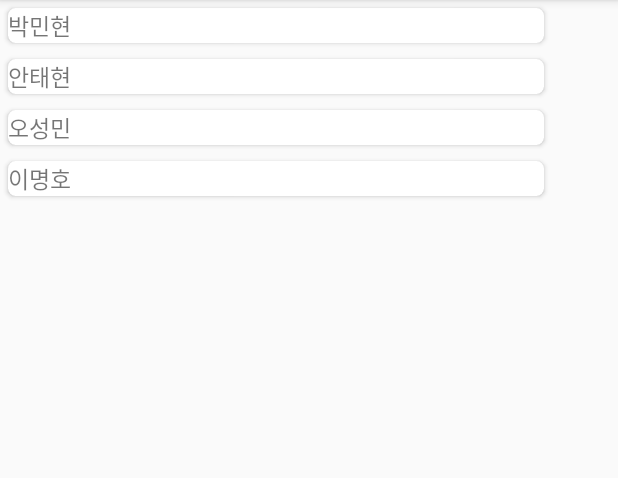
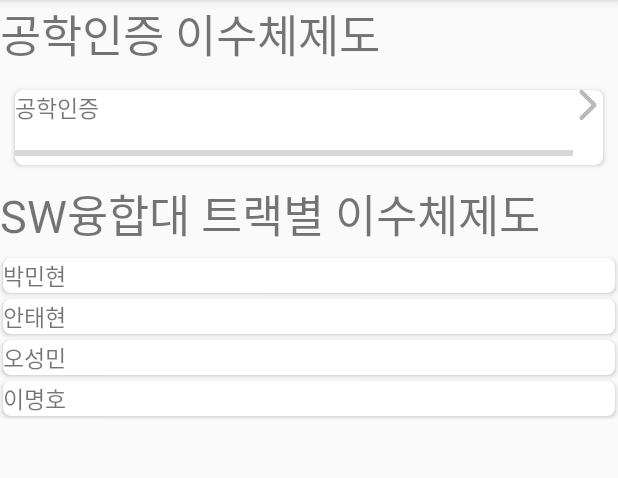
Before and after one commit to ParkMinHyun/SejongHackerton, an Android app: the screen it shows after launch (MainActivity), on a phone screen of 412 x 824 dp, the part 84-562 px from its top. Run offline under Robolectric (Android 15) with nearby library versions, the phone set to English and light mode, and no system bars.

Commit message:
[명호]메인화면 View 초기화

```diff
--- a/TrackEngine/app/src/main/java/com/example/parkminhyun/trackengine/RVAdapter.java
+++ b/TrackEngine/app/src/main/java/com/example/parkminhyun/trackengine/RVAdapter.java
@@ -34,7 +34,7 @@ public class RVAdapter extends RecyclerView.Adapter<RVAdapter.ItemViewHolder> {
 
     @Override
     public ItemViewHolder onCreateViewHolder(ViewGroup viewGroup, int viewType) {
-        View v = LayoutInflater.from(viewGroup.getContext()).inflate(R.layout.item, viewGroup, false);
+        View v = LayoutInflater.from(viewGroup.getContext()).inflate(R.layout.main_track, viewGroup, false);
         ItemViewHolder ivh = new ItemViewHolder(v);
         return ivh;
     }
--- a/TrackEngine/app/src/main/res/layout/activity_main.xml
+++ b/TrackEngine/app/src/main/res/layout/activity_main.xml
@@ -1,15 +1,78 @@
 <?xml version="1.0" encoding="utf-8"?>
-<RelativeLayout
-    xmlns:android="http://schemas.android.com/apk/res/android"
+<RelativeLayout xmlns:android="http://schemas.android.com/apk/res/android"
     xmlns:tools="http://schemas.android.com/tools"
     xmlns:app="http://schemas.android.com/apk/res-auto"
     android:layout_width="match_parent"
     android:layout_height="match_parent"
     tools:context="com.example.parkminhyun.trackengine.MainActivity">
 
-    <android.support.v7.widget.RecyclerView
-        android:layout_height="495dp"
-        android:layout_width="368dp"
-        android:id="@+id/rv">
-    </android.support.v7.widget.RecyclerView>
+    <TextView
+        android:layout_width="match_parent"
+        android:layout_height="50dp"
+        android:text="공학인증 이수체제도"
+        android:textSize="30sp"
+        android:id="@+id/textView2"
+        android:layout_alignParentTop="true"
+        android:layout_alignParentStart="true" />
+
+    <android.support.v7.widget.CardView
+        android:id="@+id/cv_engine_main"
+        android:orientation="vertical"
+        android:layout_width="match_parent"
+        android:layout_height="50dp"
+        app:cardCornerRadius="5dp"
+        android:layout_margin="10dp"
+        android:layout_below="@+id/textView2"
+        android:layout_alignParentStart="true">
+        <RelativeLayout
+            android:layout_width="match_parent"
+            android:layout_height="wrap_content">
+            <TextView
+                android:id="@+id/tv_engine_main"
+                android:layout_width="wrap_content"
+                android:layout_height="wrap_content"
+                android:text="공학인증"
+                android:textSize="15sp" />
+
+            <ProgressBar
+                android:id="@+id/progressBar"
+                style="?android:attr/progressBarStyleHorizontal"
+                android:layout_width="wrap_content"
+                android:layout_height="wrap_content"
+                android:layout_alignParentBottom="true"
+                android:layout_alignParentStart="true"
+                android:layout_toStartOf="@+id/imageView" />
+
+            <ImageView
+                android:id="@+id/imageView"
+                android:src="@drawable/arrow"
+                android:layout_width="20dp"
+                android:layout_height="20dp"
+                android:layout_alignParentTop="true"
+                android:layout_alignParentEnd="true" />
+        </RelativeLayout>
+    </android.support.v7.widget.CardView>
+
+    <TextView
+        android:layout_width="match_parent"
+        android:layout_height="50dp"
+        android:text="SW융합대 트랙별 이수체제도"
+        android:textSize="30sp"
+        android:layout_below="@+id/cv_engine_main"
+        android:layout_alignParentStart="true"
+        android:id="@+id/tv3"/>
+
+    <RelativeLayout
+        android:layout_width="match_parent"
+        android:layout_height="match_parent"
+        android:layout_below="@+id/tv3">
+
+        <android.support.v7.widget.RecyclerView
+            android:layout_height="wrap_content"
+            android:layout_width="match_parent"
+            android:id="@+id/rv">
+        </android.support.v7.widget.RecyclerView>
+
+    </RelativeLayout>
+
 </RelativeLayout>
--- a/TrackEngine/app/src/main/res/layout/item.xml
+++ b/TrackEngine/app/src/main/res/layout/main_track.xml
@@ -5,7 +5,7 @@
     android:orientation="vertical"
     android:layout_width="match_parent"
     android:layout_height="wrap_content"
-    android:layout_margin="5dp"
+    android:layout_margin="2dp"
     card_view:cardCornerRadius="5dp">
 
     <RelativeLayout
```
Also changed, not shown: TrackEngine/app/src/main/res/drawable/arrow.png (added).
